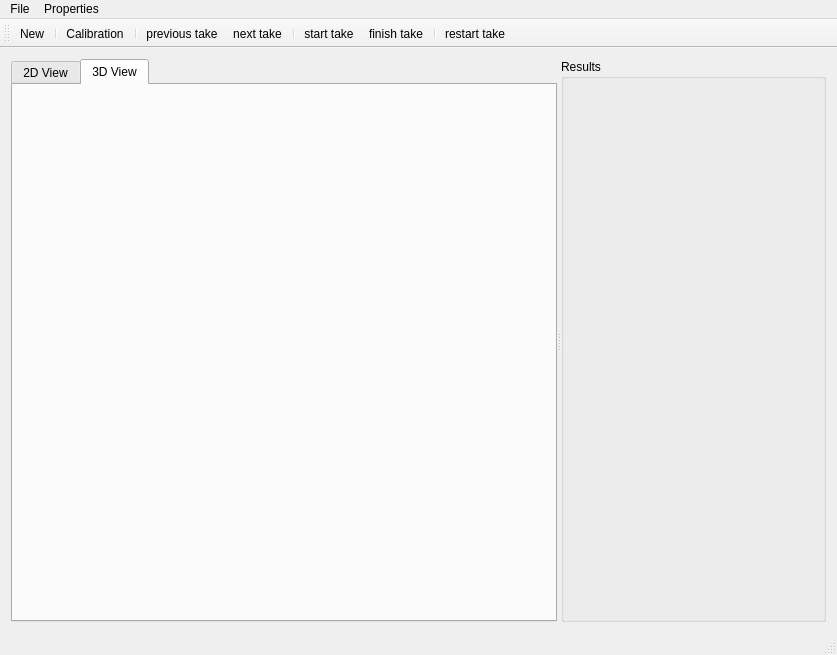
liglacsap/SurveyTrackingTool, file mainwindow.ui: the form before one commit.
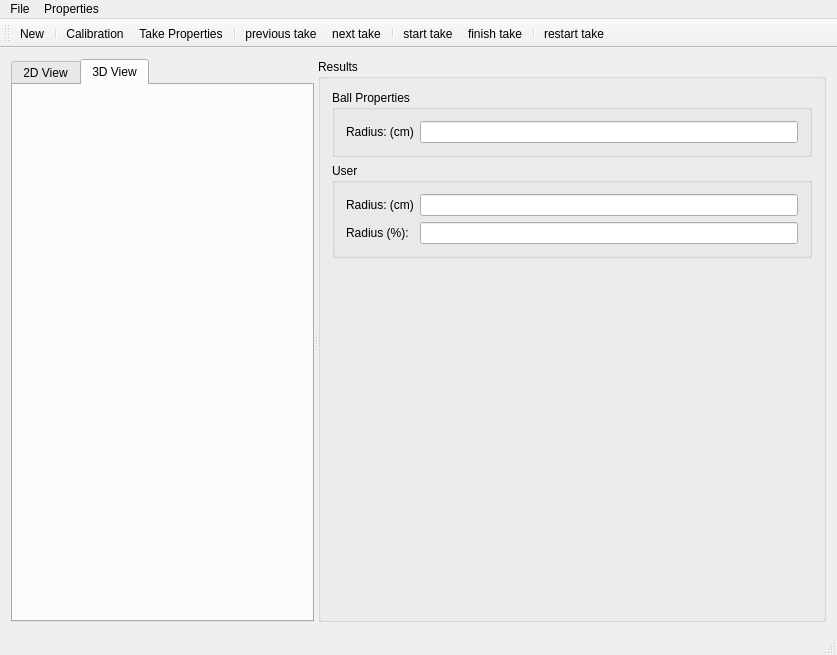
The form after the commit. The open tabs and pages were chosen to show the change. Icons and pictures are not drawn. Custom widgets are drawn as their Qt base class.

```diff
--- a/mainwindow.ui
+++ b/mainwindow.ui
@@ -19,7 +19,7 @@
   </property>
   <widget class="QWidget" name="centralWidget">
    <layout class="QGridLayout" name="gridLayout">
-    <item row="0" column="0">
+    <item row="1" column="0">
      <widget class="QSplitter" name="splitter">
       <property name="orientation">
        <enum>Qt::Horizontal</enum>
@@ -92,6 +92,73 @@
           <property name="title">
            <string>Results</string>
           </property>
+          <layout class="QGridLayout" name="gridLayout_6">
+           <item row="0" column="0">
+            <widget class="QGroupBox" name="groupBox_2">
+             <property name="title">
+              <string>Ball Properties</string>
+             </property>
+             <layout class="QHBoxLayout" name="horizontalLayout">
+              <item>
+               <widget class="QLabel" name="label">
+                <property name="text">
+                 <string>Radius: (cm)</string>
+                </property>
+               </widget>
+              </item>
+              <item>
+               <widget class="QLineEdit" name="lineEdit">
+                <property name="readOnly">
+                 <bool>true</bool>
+                </property>
+               </widget>
+              </item>
+             </layout>
+            </widget>
+           </item>
+           <item row="2" column="0">
+            <spacer name="verticalSpacer">
+             <property name="orientation">
+              <enum>Qt::Vertical</enum>
+             </property>
+             <property name="sizeHint" stdset="0">
+              <size>
+               <width>20</width>
+               <height>40</height>
+              </size>
+             </property>
+            </spacer>
+           </item>
+           <item row="1" column="0">
+            <widget class="QGroupBox" name="groupBox_3">
+             <property name="title">
+              <string>User</string>
+             </property>
+             <layout class="QFormLayout" name="formLayout">
+              <item row="0" column="0">
+               <widget class="QLabel" name="label_2">
+                <property name="text">
+                 <string>Radius: (cm)</string>
+                </property>
+               </widget>
+              </item>
+              <item row="1" column="0">
+               <widget class="QLabel" name="label_3">
+                <property name="text">
+                 <string>Radius (%):</string>
+                </property>
+               </widget>
+              </item>
+              <item row="0" column="1">
+               <widget class="QLineEdit" name="lineEdit_2"/>
+              </item>
+              <item row="1" column="1">
+               <widget class="QLineEdit" name="lineEdit_3"/>
+              </item>
+             </layout>
+            </widget>
+           </item>
+          </layout>
          </widget>
         </item>
        </layout>
@@ -139,6 +206,7 @@
    <addaction name="actionNew"/>
    <addaction name="separator"/>
    <addaction name="actionCalibration"/>
+   <addaction name="actionTake_Properties"/>
    <addaction name="separator"/>
    <addaction name="actionPrevious_take"/>
    <addaction name="actionNext_take"/>
@@ -236,6 +304,15 @@
     <string>restart take</string>
    </property>
   </action>
+  <action name="actionTake_Properties">
+   <property name="icon">
+    <iconset resource="icons.qrc">
+     <normaloff>:/icons/wand32.png</normaloff>:/icons/wand32.png</iconset>
+   </property>
+   <property name="text">
+    <string>Take Properties</string>
+   </property>
+  </action>
  </widget>
  <layoutdefault spacing="6" margin="11"/>
  <customwidgets>
```
Left out of the diff: 5 changed lines with no effect on the pictures.
